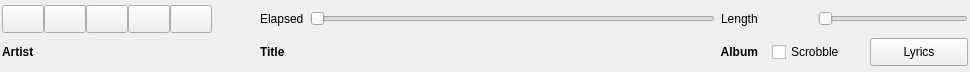
Above: ui/controlpanel.ui from ChaoticConundrum/qmpdclient before the change. Below: the same form after it.
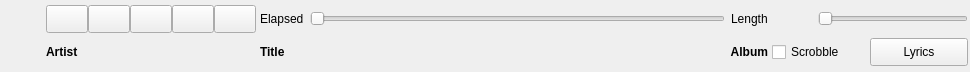
That is the form after the change. Icons and pictures are not drawn. Custom widgets are drawn as their Qt base class.

Commit message: Always show cover art

```diff
--- a/ui/controlpanel.ui
+++ b/ui/controlpanel.ui
@@ -32,20 +32,70 @@
    <property name="verticalSpacing">
     <number>2</number>
    </property>
-   <item row="1" column="1">
-    <widget class="QLabel" name="artistLabel">
-     <property name="text">
-      <string>&lt;b&gt;Artist&lt;/b&gt;</string>
-     </property>
-     <property name="textFormat">
-      <enum>Qt::RichText</enum>
-     </property>
-     <property name="alignment">
-      <set>Qt::AlignLeading|Qt::AlignLeft|Qt::AlignVCenter</set>
-     </property>
-    </widget>
+   <item row="0" column="4">
+    <layout class="QHBoxLayout" name="horizontalLayout_6">
+     <item>
+      <layout class="QVBoxLayout" name="verticalLayout">
+       <item>
+        <layout class="QHBoxLayout" name="horizontalLayout_3">
+         <property name="spacing">
+          <number>6</number>
+         </property>
+         <property name="leftMargin">
+          <number>0</number>
+         </property>
+         <property name="topMargin">
+          <number>0</number>
+         </property>
+         <property name="rightMargin">
+          <number>0</number>
+         </property>
+         <property name="bottomMargin">
+          <number>0</number>
+         </property>
+         <item>
+          <widget class="TimeLabel" name="elapsedLabel">
+           <property name="sizePolicy">
+            <sizepolicy hsizetype="Minimum" vsizetype="Minimum">
+             <horstretch>0</horstretch>
+             <verstretch>0</verstretch>
+            </sizepolicy>
+           </property>
+           <property name="text">
+            <string>Elapsed</string>
+           </property>
+          </widget>
+         </item>
+         <item>
+          <widget class="TimeSlider" name="timeSlider">
+           <property name="orientation">
+            <enum>Qt::Horizontal</enum>
+           </property>
+          </widget>
+         </item>
+         <item>
+          <layout class="QVBoxLayout" name="verticalLayout_3"/>
+         </item>
+         <item>
+          <widget class="TotalTimeLabel" name="totalLabel">
+           <property name="sizePolicy">
+            <sizepolicy hsizetype="Minimum" vsizetype="Minimum">
+             <horstretch>0</horstretch>
+             <verstretch>0</verstretch>
+            </sizepolicy>
+           </property>
+           <property name="text">
+            <string>Length</string>
+           </property>
+          </widget>
+         </item>
+        </layout>
+       </item>
+      </layout>
+     </item>
+    </layout>
    </item>
-   <item row="1" column="3">
+   <item row="1" column="4">
     <layout class="QHBoxLayout" name="horizontalLayout_5">
      <item>
       <widget class="QLabel" name="titleLabel">
@@ -111,7 +161,32 @@
      </item>
     </layout>
    </item>
-   <item row="0" column="1">
+   <item row="0" column="2" rowspan="2">
+    <widget class="QPushButton" name="coverArtButton">
+     <property name="sizePolicy">
+      <sizepolicy hsizetype="Preferred" vsizetype="Preferred">
+       <horstretch>0</horstretch>
+       <verstretch>0</verstretch>
+      </sizepolicy>
+     </property>
+     <property name="icon">
+      <iconset theme="media-album-cover"/>
+     </property>
+     <property name="iconSize">
+      <size>
+       <width>50</width>
+       <height>50</height>
+      </size>
+     </property>
+     <property name="shortcut">
+      <string/>
+     </property>
+     <property name="flat">
+      <bool>true</bool>
+     </property>
+    </widget>
+   </item>
+   <item row="0" column="3">
     <layout class="QHBoxLayout" name="horizontalLayout">
      <property name="spacing">
       <number>0</number>
@@ -295,98 +370,19 @@
      </item>
     </layout>
    </item>
-   <item row="0" column="3">
-    <layout class="QHBoxLayout" name="horizontalLayout_6">
-     <item>
-      <layout class="QVBoxLayout" name="verticalLayout">
-       <item>
-        <layout class="QHBoxLayout" name="horizontalLayout_3">
-         <property name="spacing">
-          <number>6</number>
-         </property>
-         <property name="leftMargin">
-          <number>0</number>
-         </property>
-         <property name="topMargin">
-          <number>0</number>
-         </property>
-         <property name="rightMargin">
-          <number>0</number>
-         </property>
-         <property name="bottomMargin">
-          <number>0</number>
-         </property>
-         <item>
-          <widget class="TimeLabel" name="elapsedLabel">
-           <property name="sizePolicy">
-            <sizepolicy hsizetype="Minimum" vsizetype="Minimum">
-             <horstretch>0</horstretch>
-             <verstretch>0</verstretch>
-            </sizepolicy>
-           </property>
-           <property name="text">
-            <string>Elapsed</string>
-           </property>
-          </widget>
-         </item>
-         <item>
-          <widget class="TimeSlider" name="timeSlider">
-           <property name="orientation">
-            <enum>Qt::Horizontal</enum>
-           </property>
-          </widget>
-         </item>
-         <item>
-          <layout class="QVBoxLayout" name="verticalLayout_3"/>
-         </item>
-         <item>
-          <widget class="TotalTimeLabel" name="totalLabel">
-           <property name="sizePolicy">
-            <sizepolicy hsizetype="Minimum" vsizetype="Minimum">
-             <horstretch>0</horstretch>
-             <verstretch>0</verstretch>
-            </sizepolicy>
-           </property>
-           <property name="text">
-            <string>Length</string>
-           </property>
-          </widget>
-         </item>
-        </layout>
-       </item>
-      </layout>
-     </item>
-    </layout>
-   </item>
-   <item row="0" column="2" rowspan="2">
-    <widget class="QPushButton" name="coverArtButton">
-     <property name="sizePolicy">
-      <sizepolicy hsizetype="Preferred" vsizetype="Preferred">
-       <horstretch>0</horstretch>
-       <verstretch>0</verstretch>
-      </sizepolicy>
+   <item row="1" column="3">
+    <widget class="QLabel" name="artistLabel">
+     <property name="text">
+      <string>&lt;b&gt;Artist&lt;/b&gt;</string>
      </property>
-     <property name="flat">
-      <bool>true</bool>
+     <property name="textFormat">
+      <enum>Qt::RichText</enum>
+     </property>
+     <property name="alignment">
+      <set>Qt::AlignLeading|Qt::AlignLeft|Qt::AlignVCenter</set>
      </property>
     </widget>
    </item>
-   <item row="0" column="4" rowspan="2">
-    <spacer name="horizontalSpacer_2">
-     <property name="orientation">
-      <enum>Qt::Horizontal</enum>
-     </property>
-     <property name="sizeType">
-      <enum>QSizePolicy::Minimum</enum>
-     </property>
-     <property name="sizeHint" stdset="0">
-      <size>
-       <width>10</width>
-       <height>20</height>
-      </size>
-     </property>
-    </spacer>
-   </item>
   </layout>
  </widget>
  <customwidgets>
```
The commit also changes 1 other file.
